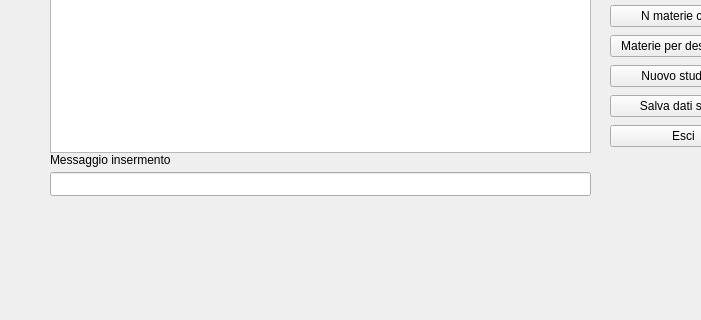
This is FaChesiaultimo/mainwindow.ui in ErnestoPiccinini-Pascal/Progettogrp as Qt 5 draws it before an edit; both pictures show x 0 to 701 and y 198 to 518 of the 800 by 600 pixel window. The edited form follows.
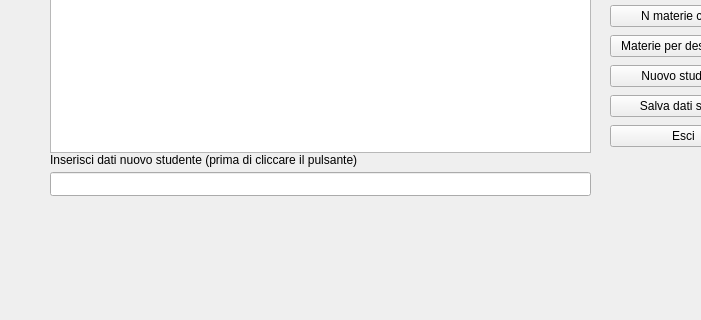
This is the edited form.

Commit message: migliorie, aggiunte dialog box

Patch:
```diff
--- a/FaChesiaultimo/mainwindow.ui
+++ b/FaChesiaultimo/mainwindow.ui
@@ -133,7 +133,7 @@
      </rect>
     </property>
     <property name="text">
-     <string>Messaggio insermento</string>
+     <string>Inserisci dati nuovo studente (prima di cliccare il pulsante)</string>
     </property>
    </widget>
   </widget>
```
The commit also changes 2 other files.
